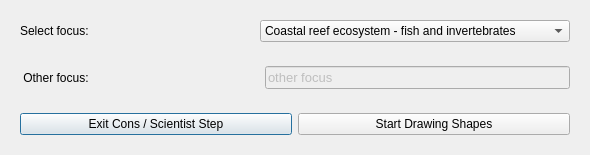
This is oom_cobi_loreto/Interview/selectconsscience.ui in Ecotrust/openoceanmap-desktop as Qt 5 draws it before an edit. The edited form follows.
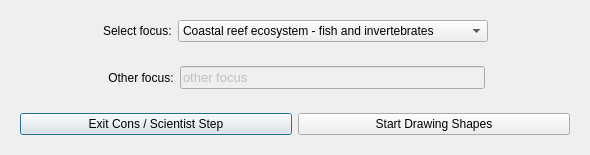
This is the edited form.

```diff
--- a/oom_cobi_loreto/Interview/selectconsscience.ui
+++ b/oom_cobi_loreto/Interview/selectconsscience.ui
@@ -17,8 +17,27 @@
    <item>
     <widget class="QWidget" native="1" name="widget" >
      <layout class="QHBoxLayout" >
+      <item>
+       <spacer name="horizontalSpacer" >
+        <property name="orientation" >
+         <enum>Qt::Horizontal</enum>
+        </property>
+        <property name="sizeHint" stdset="0" >
+         <size>
+          <width>40</width>
+          <height>20</height>
+         </size>
+        </property>
+       </spacer>
+      </item>
       <item>
        <widget class="QLabel" name="fishery_text" >
+        <property name="maximumSize" >
+         <size>
+          <width>100</width>
+          <height>16777215</height>
+         </size>
+        </property>
         <property name="text" >
          <string>Select focus:</string>
         </property>
@@ -85,6 +104,19 @@
         </item>
        </widget>
       </item>
+      <item>
+       <spacer name="horizontalSpacer_2" >
+        <property name="orientation" >
+         <enum>Qt::Horizontal</enum>
+        </property>
+        <property name="sizeHint" stdset="0" >
+         <size>
+          <width>40</width>
+          <height>20</height>
+         </size>
+        </property>
+       </spacer>
+      </item>
      </layout>
     </widget>
    </item>
@@ -94,6 +126,19 @@
       <bool>true</bool>
      </property>
      <layout class="QHBoxLayout" name="_2" >
+      <item>
+       <spacer name="horizontalSpacer_3" >
+        <property name="orientation" >
+         <enum>Qt::Horizontal</enum>
+        </property>
+        <property name="sizeHint" stdset="0" >
+         <size>
+          <width>40</width>
+          <height>20</height>
+         </size>
+        </property>
+       </spacer>
+      </item>
       <item>
        <widget class="QLabel" name="fishery_text_2" >
         <property name="text" >
@@ -101,19 +146,6 @@
         </property>
        </widget>
       </item>
-      <item>
-       <spacer name="horizontalSpacer" >
-        <property name="orientation" >
-         <enum>Qt::Horizontal</enum>
-        </property>
-        <property name="sizeHint" stdset="0" >
-         <size>
-          <width>40</width>
-          <height>20</height>
-         </size>
-        </property>
-       </spacer>
-      </item>
       <item>
        <widget class="QLineEdit" name="other_line" >
         <property name="enabled" >
@@ -141,6 +173,19 @@
         </property>
        </widget>
       </item>
+      <item>
+       <spacer name="horizontalSpacer_4" >
+        <property name="orientation" >
+         <enum>Qt::Horizontal</enum>
+        </property>
+        <property name="sizeHint" stdset="0" >
+         <size>
+          <width>40</width>
+          <height>20</height>
+         </size>
+        </property>
+       </spacer>
+      </item>
      </layout>
     </widget>
    </item>
```
Left out of the diff: 2 changed lines with no effect on the pictures.
